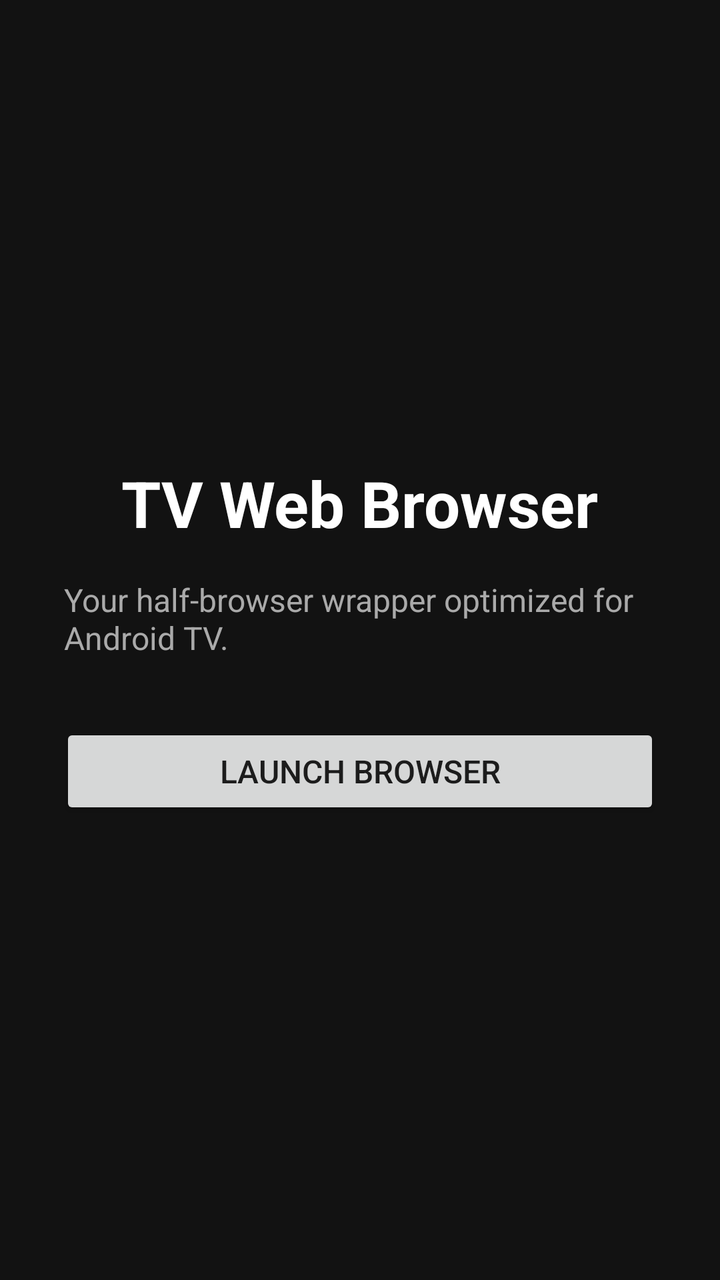
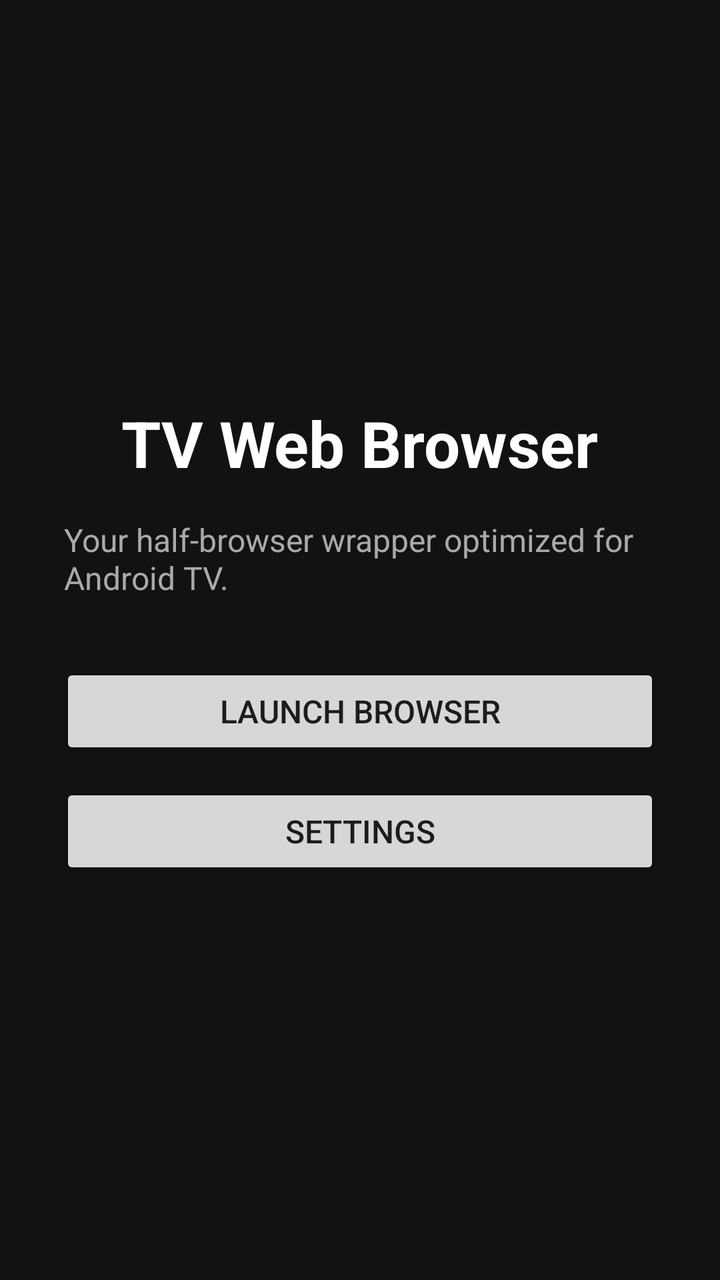

Compare the two renders of this Android layout. The source of the first and the diff that turns it into the second are given below.
<!-- AndroidManifest.xml: application theme Theme.AppCompat.NoActionBar -->
<!-- res/layout/activity_startup.xml -->
<?xml version="1.0" encoding="utf-8"?>
<LinearLayout xmlns:android="http://schemas.android.com/apk/res/android"
    android:layout_width="match_parent"
    android:layout_height="match_parent"
    android:background="#121212"
    android:gravity="center"
    android:orientation="vertical"
    android:padding="32dp">

    <TextView
        android:layout_width="wrap_content"
        android:layout_height="wrap_content"
        android:text="TV Web Browser"
        android:textColor="#FFFFFF"
        android:textSize="32sp"
        android:textStyle="bold"
        android:layout_marginBottom="16dp" />

    <TextView
        android:layout_width="wrap_content"
        android:layout_height="wrap_content"
        android:text="Your half-browser wrapper optimized for Android TV."
        android:textColor="#AAAAAA"
        android:textSize="16sp"
        android:layout_marginBottom="32dp" />

    <Button
        android:id="@+id/btnLaunchBrowser"
        android:layout_width="300dp"
        android:layout_height="wrap_content"
        android:focusable="true"
        android:text="Launch Browser"
        android:textSize="16sp" />

</LinearLayout>
<!-- resources referenced by this layout -->
<resources>
  <style name="Theme.AppCompat.NoActionBar" parent="Theme.AppCompat.Light.NoActionBar">
          <item name="android:windowBackground">@android:color/black</item>
      </style>
</resources>

<!-- the commit's change to res/layout/activity_startup.xml (unified diff, before → after) -->
@@ -30,6 +30,15 @@
         android:layout_height="wrap_content"
         android:focusable="true"
         android:text="Launch Browser"
+        android:textSize="16sp"
+        android:layout_marginBottom="12dp" />
+
+    <Button
+        android:id="@+id/btnSettings"
+        android:layout_width="300dp"
+        android:layout_height="wrap_content"
+        android:focusable="true"
+        android:text="Settings"
         android:textSize="16sp" />
 
 </LinearLayout>
